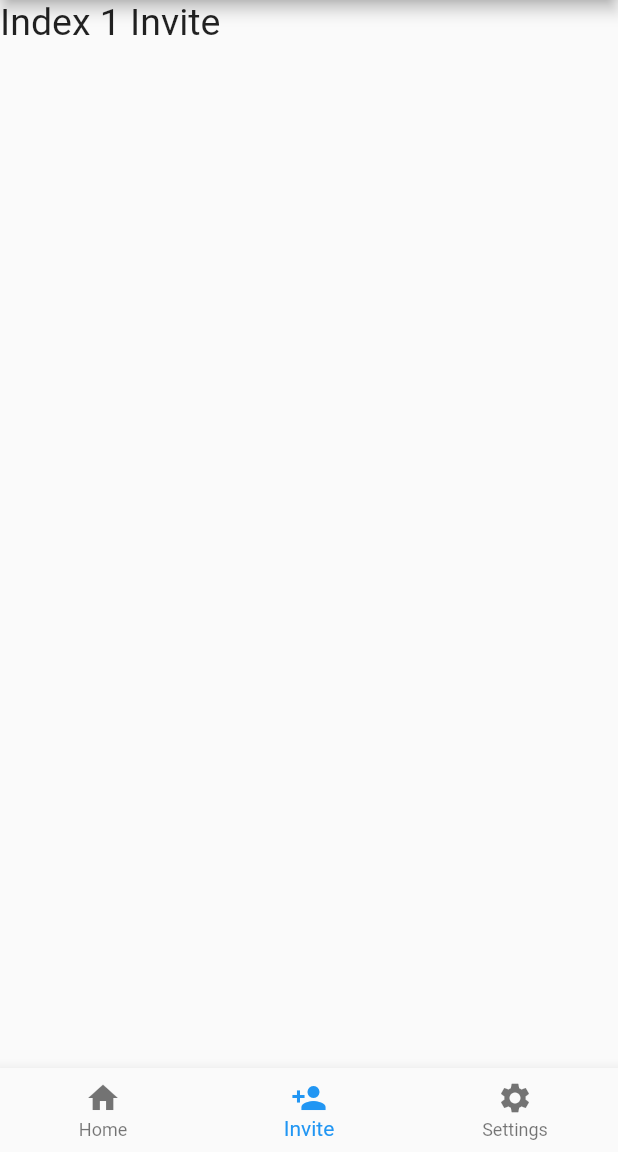
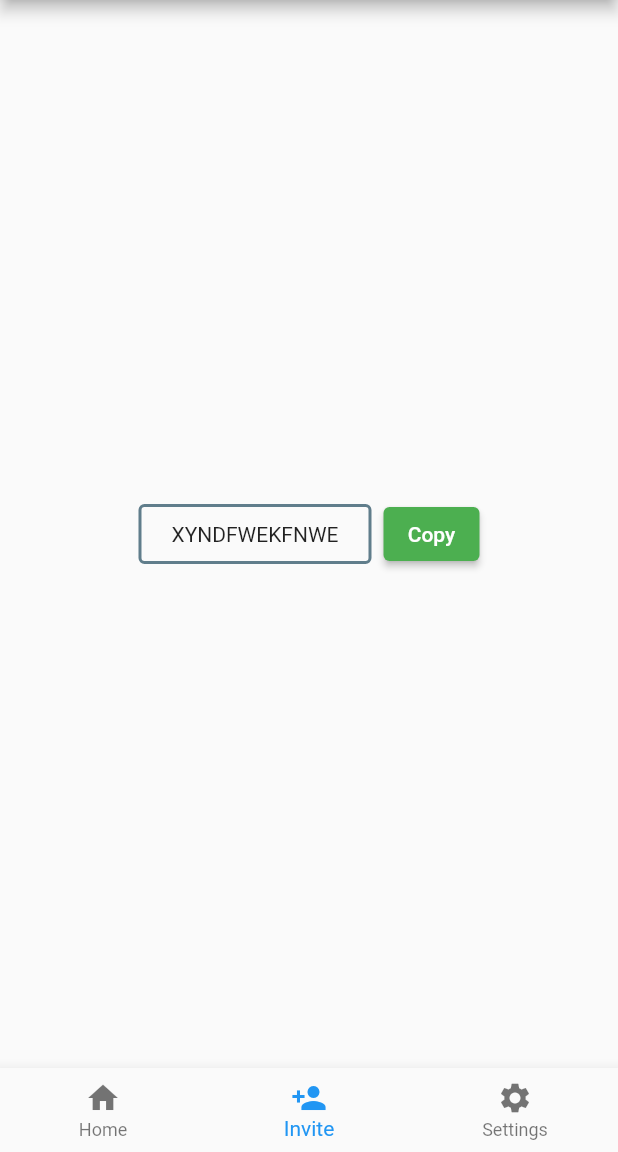
Before and after one commit to neeraj15022001/noterrFlutter, a Flutter app: the screen it shows after launch, item 2 of the bottom bar chosen, on a phone screen of 412 x 824 dp, the part 84-1236 px from its top. Run offline on Flutter 3.47's test engine with Material 2 defaults, Android fonts, the phone set to English and light mode, and no system bars.

Commit message:
Added Invite Page

```diff
--- a/lib/main.dart
+++ b/lib/main.dart
@@ -1,4 +1,5 @@
 import 'package:flutter/material.dart';
+import 'package:noterr/views/screens/_invite.dart';
 import 'package:noterr/views/screens/_settings.dart';
 
 void main() {
@@ -16,15 +17,16 @@ class _MyAppState extends State<MyApp> {
   int _selectedIndex = 0;
 
   void _onItemTapped(int index) {
-    setState(() => {
-    _selectedIndex = index
-    });
+    setState(() => {_selectedIndex = index});
   }
 
   static const options = TextStyle(fontSize: 25);
   static const List<Widget> _options = [
-    Text('Index 0 Home', style: options,),
-    Text('Index 1 Invite', style: options,),
+    Text(
+      'Index 0 Home',
+      style: options,
+    ),
+    Invite(),
     Settings()
   ];
 
@@ -41,8 +43,7 @@ class _MyAppState extends State<MyApp> {
         body: _options.elementAt(_selectedIndex),
         bottomNavigationBar: BottomNavigationBar(
           items: const [
-            BottomNavigationBarItem(
-                label: "Home", icon: Icon(Icons.home)),
+            BottomNavigationBarItem(label: "Home", icon: Icon(Icons.home)),
             BottomNavigationBarItem(
                 icon: Icon(Icons.person_add), label: "Invite"),
             BottomNavigationBarItem(
--- /dev/null
+++ b/lib/views/screens/_invite.dart
@@ -0,0 +1,54 @@
+import 'package:flutter/material.dart';
+
+class Invite extends StatelessWidget {
+  const Invite({Key? key}) : super(key: key);
+
+  @override
+  Widget build(BuildContext context) {
+    return Container(
+      height: MediaQuery.of(context).size.height,
+      child: Flex(
+        mainAxisAlignment: MainAxisAlignment.center,
+        crossAxisAlignment: CrossAxisAlignment.center,
+        direction: Axis.horizontal,
+        children: [
+          Container(
+            child: const Text("XYNDFWEKFNWE"),
+            decoration: const BoxDecoration(
+              border: Border(
+                left: BorderSide(
+                  width: 2,
+                  color: Colors.blueGrey,
+                ),
+                right: BorderSide(
+                  width: 2,
+                  color: Colors.blueGrey,
+                ),
+                bottom: BorderSide(
+                  width: 2,
+                  color: Colors.blueGrey,
+                ),
+                top: BorderSide(
+                  width: 2,
+                  color: Colors.blueGrey,
+                ),
+              ),
+              borderRadius: BorderRadius.all(
+                Radius.circular(4),
+              ),
+            ),
+            padding: const EdgeInsets.fromLTRB(20, 10, 20, 10),
+            margin: const EdgeInsets.only(right: 8),
+          ),
+          ElevatedButton(
+            style: ButtonStyle(
+              backgroundColor: MaterialStateProperty.all<Color>(Colors.green),
+            ),
+            child: const Text("Copy"),
+            onPressed: () {},
+          ),
+        ],
+      ),
+    );
+  }
+}
```
